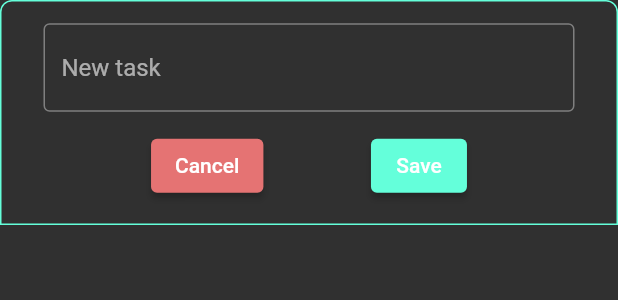
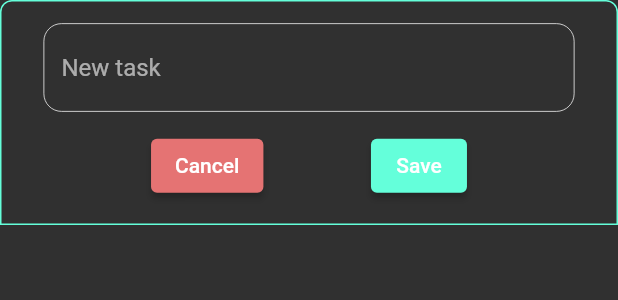
Before and after one commit to GungDeRaka/Flutter_Todo_List_App, a Flutter app: the MyBottomSheetWidget widget shown alone on an empty page, opened directly with empty values, on a phone screen of 412 x 824 dp. Shown: the top 300 px of the screen. Run offline on Flutter 3.47's test engine with Material 2 defaults, Android fonts, the phone set to English and light mode, and no system bars.

Commit message:
edit readme (cant move on from material2)

```diff
--- a/lib/main.dart
+++ b/lib/main.dart
@@ -22,7 +22,7 @@ class MyApp extends StatelessWidget {
       child: MaterialApp(
         debugShowCheckedModeBanner: false,
         title: "Flutter ToDo List App",
-        darkTheme: ThemeData.dark(),
+        darkTheme: ThemeData.dark(useMaterial3: false),
         themeMode: ThemeMode.dark,
         home: const MainScreen(),
       ),
--- a/lib/screens/todo_screen.dart
+++ b/lib/screens/todo_screen.dart
@@ -15,7 +15,7 @@ class ToDo extends StatelessWidget {
           padding: const EdgeInsets.symmetric(horizontal: 12, vertical: 8),
           itemCount: toDo.taskList.length,
           itemBuilder: ((context, index) => Hero(
-                tag: "checked",
+                tag: "ceking",
                 child: ToDoListTile(
 
                     value: toDo.boolList[index],
--- a/lib/widgets/my_bottom_sheet_widget.dart
+++ b/lib/widgets/my_bottom_sheet_widget.dart
@@ -10,6 +10,7 @@ class MyBottomSheetWidget extends StatelessWidget {
     required this.onSaved,
     required this.onCanceled,
   }) : super(key: key);
+
   ///[onSaved]
   final VoidCallback? onSaved;
   final VoidCallback? onCanceled;
@@ -36,8 +37,25 @@ class MyBottomSheetWidget extends StatelessWidget {
             children: [
               TextFormField(
                 controller: context.read<ToDoController>().textController,
-                decoration: const InputDecoration(
-                  border: OutlineInputBorder(),
+                decoration: InputDecoration(
+                  enabledBorder:const OutlineInputBorder(
+                    borderRadius:  BorderRadius.all(
+                      Radius.circular(12.0),
+                    ),
+                    borderSide: BorderSide(
+                      width: 0.5,
+                      color: Colors.white,
+                    ),
+                  ),
+                  focusedBorder: OutlineInputBorder(
+                    borderRadius: const BorderRadius.all(
+                      Radius.circular(12.0),
+                    ),
+                    borderSide: BorderSide(
+                      width: 2.5,
+                      color: Theme.of(context).indicatorColor,
+                    ),
+                  ),
                   hintText: "New task",
                 ),
               ),
```
Also changed, not shown: lib/controller/todo_controller.dart (+6 -9 lines), lib/screens/main_screen.dart (+4 -3 lines), assets/images/completed_tasks_screen.png (added), assets/images/todo_screen.png (added), pubspec.lock, 1 other file.
